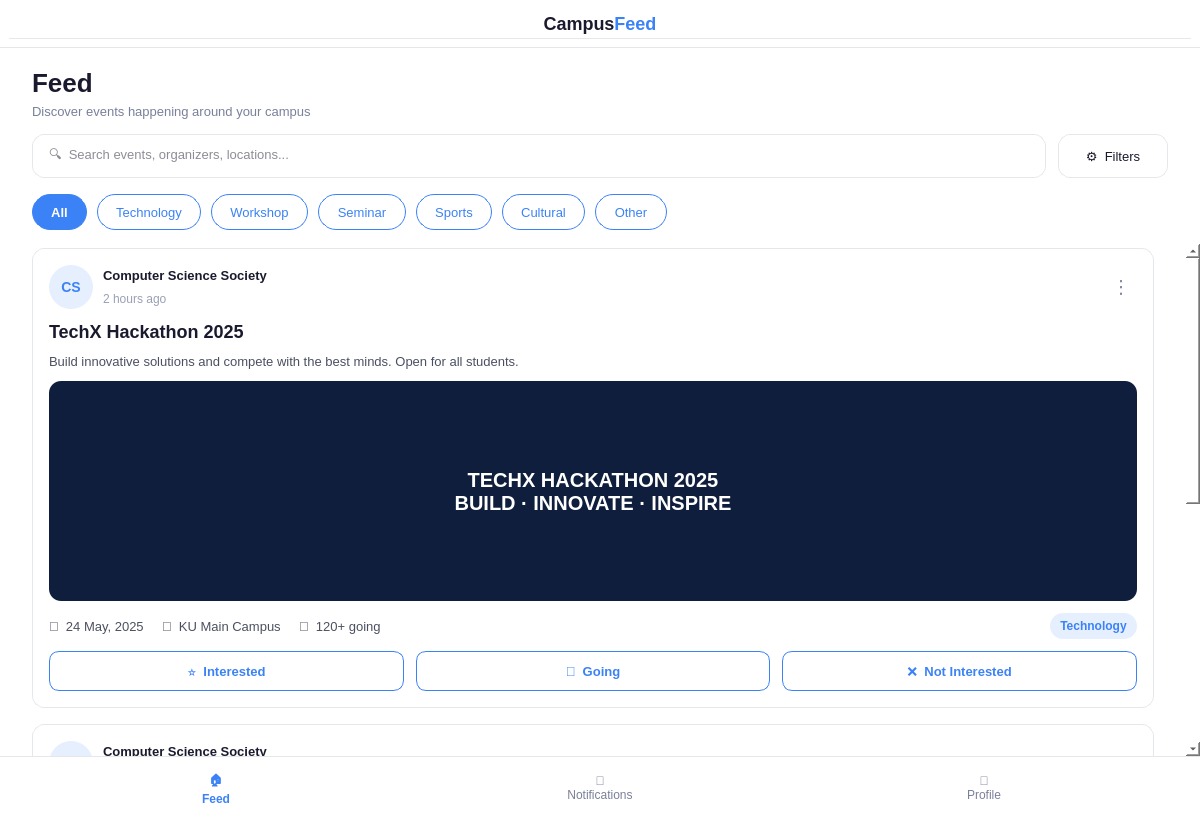
First picture: the form in Client/CampusFeedClient/DashboardPage.ui, repository RiddhamAcharya/CampusFeed, before the edit.
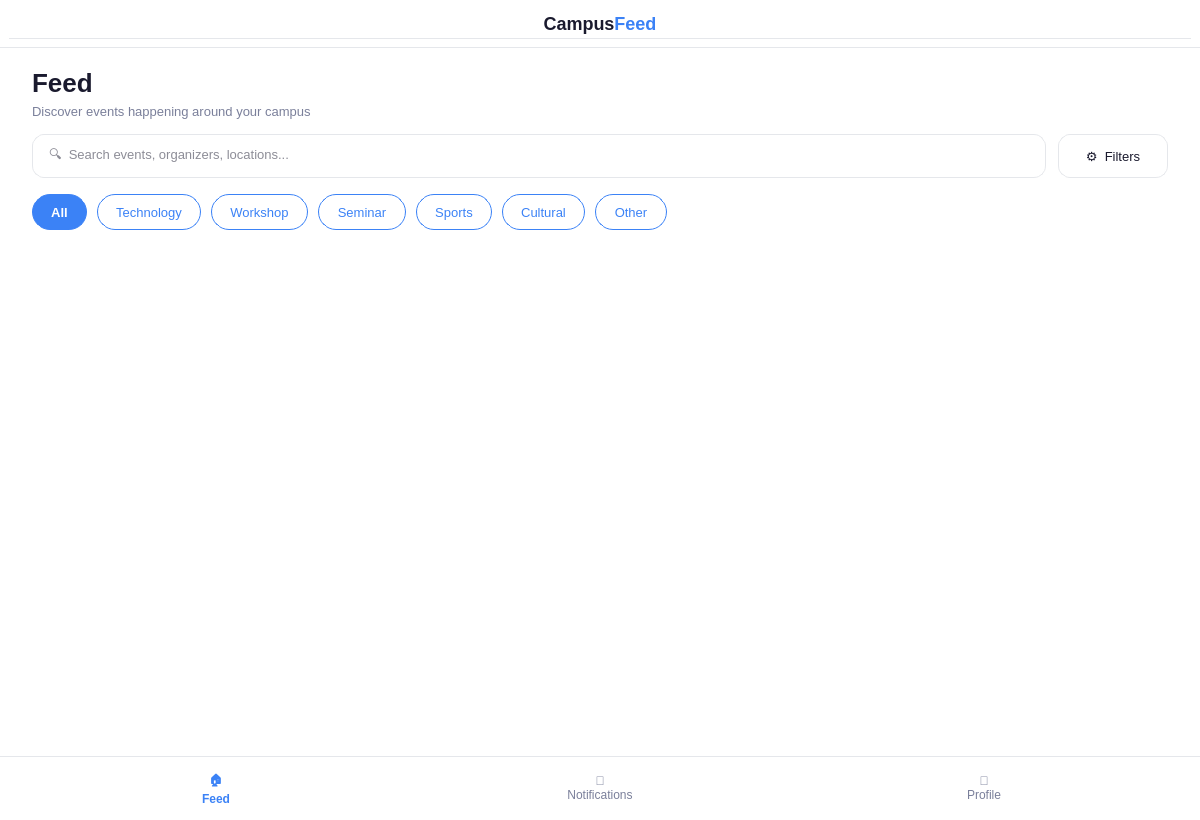
Second picture: the form after the edit.

Commit message: Updated Feed to show Newest first

Patch:
```diff
--- a/Client/CampusFeedClient/DashboardPage.ui
+++ b/Client/CampusFeedClient/DashboardPage.ui
@@ -434,656 +434,6 @@
        <property name="bottomMargin">
         <number>24</number>
        </property>
-       <item>
-        <widget class="QFrame" name="cardTechXHackathon">
-         <property name="styleSheet">
-          <string notr="true">QFrame#cardTechXHackathon { background-color: #FFFFFF; border: 1px solid #E5E7EB; border-radius: 12px; }</string>
-         </property>
-         <layout class="QVBoxLayout" name="cardTechXHackathonLayout">
-          <property name="spacing">
-           <number>12</number>
-          </property>
-          <property name="leftMargin">
-           <number>16</number>
-          </property>
-          <property name="topMargin">
-           <number>16</number>
-          </property>
-          <property name="rightMargin">
-           <number>16</number>
-          </property>
-          <property name="bottomMargin">
-           <number>16</number>
-          </property>
-          <item>
-           <layout class="QHBoxLayout" name="topRowTechX">
-            <property name="spacing">
-             <number>10</number>
-            </property>
-            <item>
-             <widget class="QLabel" name="avatarTechX">
-              <property name="minimumSize">
-               <size>
-                <width>44</width>
-                <height>44</height>
-               </size>
-              </property>
-              <property name="maximumSize">
-               <size>
-                <width>44</width>
-                <height>44</height>
-               </size>
-              </property>
-              <property name="styleSheet">
-               <string notr="true">background-color: #E6EFFE; color: #3B82F6; border-radius: 22px; font-size: 14px; font-weight: 700;</string>
-              </property>
-              <property name="text">
-               <string>CS</string>
-              </property>
-              <property name="alignment">
-               <set>Qt::AlignmentFlag::AlignCenter</set>
-              </property>
-             </widget>
-            </item>
-            <item>
-             <layout class="QVBoxLayout" name="organizerColTechX">
-              <property name="spacing">
-               <number>2</number>
-              </property>
-              <item>
-               <widget class="QLabel" name="organizerNameTechX">
-                <property name="styleSheet">
-                 <string notr="true">font-size: 13px; font-weight: 600; color: #1A1A2E;</string>
-                </property>
-                <property name="text">
-                 <string>Computer Science Society</string>
-                </property>
-               </widget>
-              </item>
-              <item>
-               <widget class="QLabel" name="organizerTimeTechX">
-                <property name="styleSheet">
-                 <string notr="true">font-size: 12px; color: #9AA0B4;</string>
-                </property>
-                <property name="text">
-                 <string>2 hours ago</string>
-                </property>
-               </widget>
-              </item>
-             </layout>
-            </item>
-            <item>
-             <spacer name="topRowSpacerTechX">
-              <property name="orientation">
-               <enum>Qt::Orientation::Horizontal</enum>
-              </property>
-              <property name="sizeHint" stdset="0">
-               <size>
-                <width>40</width>
-                <height>20</height>
-               </size>
-              </property>
-             </spacer>
-            </item>
-            <item>
-             <widget class="QPushButton" name="menuButtonTechX">
-              <property name="minimumSize">
-               <size>
-                <width>32</width>
-                <height>32</height>
-               </size>
-              </property>
-              <property name="maximumSize">
-               <size>
-                <width>32</width>
-                <height>32</height>
-               </size>
-              </property>
-              <property name="cursor">
-               <cursorShape>PointingHandCursor</cursorShape>
-              </property>
-              <property name="styleSheet">
-               <string notr="true">QPushButton { background: transparent; border: none; font-size: 18px; color: #7A7F9A; }
-QPushButton:hover { color: #1A1A2E; }</string>
-              </property>
-              <property name="text">
-               <string>⋮</string>
-              </property>
-              <property name="flat">
-               <bool>true</bool>
-              </property>
-             </widget>
-            </item>
-           </layout>
-          </item>
-          <item>
-           <widget class="QLabel" name="titleTechX">
-            <property name="styleSheet">
-             <string notr="true">font-size: 18px; font-weight: 700; color: #1A1A2E;</string>
-            </property>
-            <property name="text">
-             <string>TechX Hackathon 2025</string>
-            </property>
-           </widget>
-          </item>
-          <item>
-           <widget class="QLabel" name="descTechX">
-            <property name="maximumSize">
-             <size>
-              <width>16777215</width>
-              <height>40</height>
-             </size>
-            </property>
-            <property name="styleSheet">
-             <string notr="true">font-size: 13px; color: #4B5060;</string>
-            </property>
-            <property name="text">
-             <string>Build innovative solutions and compete with the best minds. Open for all students.</string>
-            </property>
-            <property name="wordWrap">
-             <bool>true</bool>
-            </property>
-           </widget>
-          </item>
-          <item>
-           <widget class="QLabel" name="bannerTechX">
-            <property name="minimumSize">
-             <size>
-              <width>0</width>
-              <height>220</height>
-             </size>
-            </property>
-            <property name="maximumSize">
-             <size>
-              <width>16777215</width>
-              <height>220</height>
-             </size>
-            </property>
-            <property name="styleSheet">
-             <string notr="true">background-color: #0F1E3D; color: #FFFFFF; border-radius: 12px; font-size: 20px; font-weight: 700;</string>
-            </property>
-            <property name="text">
-             <string>TECHX HACKATHON 2025
-BUILD · INNOVATE · INSPIRE</string>
-            </property>
-            <property name="alignment">
-             <set>Qt::AlignmentFlag::AlignCenter</set>
-            </property>
-           </widget>
-          </item>
-          <item>
-           <layout class="QHBoxLayout" name="detailsRowTechX">
-            <property name="spacing">
-             <number>18</number>
-            </property>
-            <item>
-             <widget class="QLabel" name="dateTechX">
-              <property name="styleSheet">
-               <string notr="true">font-size: 13px; color: #4B5060;</string>
-              </property>
-              <property name="text">
-               <string>📅  24 May, 2025</string>
-              </property>
-             </widget>
-            </item>
-            <item>
-             <widget class="QLabel" name="locationTechX">
-              <property name="styleSheet">
-               <string notr="true">font-size: 13px; color: #4B5060;</string>
-              </property>
-              <property name="text">
-               <string>📍  KU Main Campus</string>
-              </property>
-             </widget>
-            </item>
-            <item>
-             <widget class="QLabel" name="attendeesTechX">
-              <property name="styleSheet">
-               <string notr="true">font-size: 13px; color: #4B5060;</string>
-              </property>
-              <property name="text">
-               <string>👥  120+ going</string>
-              </property>
-             </widget>
-            </item>
-            <item>
-             <spacer name="detailsSpacerTechX">
-              <property name="orientation">
-               <enum>Qt::Orientation::Horizontal</enum>
-              </property>
-              <property name="sizeHint" stdset="0">
-               <size>
-                <width>40</width>
-                <height>20</height>
-               </size>
-              </property>
-             </spacer>
-            </item>
-            <item>
-             <widget class="QLabel" name="badgeTechX">
-              <property name="minimumSize">
-               <size>
-                <width>0</width>
-                <height>26</height>
-               </size>
-              </property>
-              <property name="styleSheet">
-               <string notr="true">background-color: #E6EFFE; color: #3B82F6; border-radius: 13px; font-size: 12px; font-weight: 600; padding-left: 10px; padding-right: 10px;</string>
-              </property>
-              <property name="text">
-               <string>Technology</string>
-              </property>
-              <property name="alignment">
-               <set>Qt::AlignmentFlag::AlignCenter</set>
-              </property>
-             </widget>
-            </item>
-           </layout>
-          </item>
-          <item>
-           <layout class="QHBoxLayout" name="actionsRowTechX">
-            <property name="spacing">
-             <number>12</number>
-            </property>
-            <item>
-             <widget class="QPushButton" name="btnInterestedTechX">
-              <property name="minimumSize">
-               <size>
-                <width>0</width>
-                <height>40</height>
-               </size>
-              </property>
-              <property name="cursor">
-               <cursorShape>PointingHandCursor</cursorShape>
-              </property>
-              <property name="styleSheet">
-               <string notr="true">QPushButton { background-color: #FFFFFF; color: #3B82F6; border: 1px solid #3B82F6; border-radius: 10px; font-size: 13px; font-weight: 600; }
-QPushButton:hover { background-color: #EAF2FE; }</string>
-              </property>
-              <property name="text">
-               <string>⭐  Interested</string>
-              </property>
-              <property name="checkable">
-               <bool>true</bool>
-              </property>
-             </widget>
-            </item>
-            <item>
-             <widget class="QPushButton" name="btnGoingTechX">
-              <property name="minimumSize">
-               <size>
-                <width>0</width>
-                <height>40</height>
-               </size>
-              </property>
-              <property name="cursor">
-               <cursorShape>PointingHandCursor</cursorShape>
-              </property>
-              <property name="styleSheet">
-               <string notr="true">QPushButton { background-color: #FFFFFF; color: #3B82F6; border: 1px solid #3B82F6; border-radius: 10px; font-size: 13px; font-weight: 600; }
-QPushButton:hover { background-color: #EAF2FE; }</string>
-              </property>
-              <property name="text">
-               <string>📅  Going</string>
-              </property>
-              <property name="checkable">
-               <bool>true</bool>
-              </property>
-             </widget>
-            </item>
-            <item>
-             <widget class="QPushButton" name="btnNotInterestedTechX">
-              <property name="minimumSize">
-               <size>
-                <width>0</width>
-                <height>40</height>
-               </size>
-              </property>
-              <property name="cursor">
-               <cursorShape>PointingHandCursor</cursorShape>
-              </property>
-              <property name="styleSheet">
-               <string notr="true">QPushButton { background-color: #FFFFFF; color: #3B82F6; border: 1px solid #3B82F6; border-radius: 10px; font-size: 13px; font-weight: 600; }
-QPushButton:hover { background-color: #EAF2FE; }</string>
-              </property>
-              <property name="text">
-               <string>❌  Not Interested</string>
-              </property>
-              <property name="checkable">
-               <bool>true</bool>
-              </property>
-             </widget>
-            </item>
-           </layout>
-          </item>
-         </layout>
-        </widget>
-       </item>
-       <item>
-        <widget class="QFrame" name="cardModernCpp">
-         <property name="styleSheet">
-          <string notr="true">QFrame#cardModernCpp { background-color: #FFFFFF; border: 1px solid #E5E7EB; border-radius: 12px; }</string>
-         </property>
-         <layout class="QVBoxLayout" name="cardModernCppLayout">
-          <property name="spacing">
-           <number>12</number>
-          </property>
-          <property name="leftMargin">
-           <number>16</number>
-          </property>
-          <property name="topMargin">
-           <number>16</number>
-          </property>
-          <property name="rightMargin">
-           <number>16</number>
-          </property>
-          <property name="bottomMargin">
-           <number>16</number>
-          </property>
-          <item>
-           <layout class="QHBoxLayout" name="topRowCpp">
-            <property name="spacing">
-             <number>10</number>
-            </property>
-            <item>
-             <widget class="QLabel" name="avatarCpp">
-              <property name="minimumSize">
-               <size>
-                <width>44</width>
-                <height>44</height>
-               </size>
-              </property>
-              <property name="maximumSize">
-               <size>
-                <width>44</width>
-                <height>44</height>
-               </size>
-              </property>
-              <property name="styleSheet">
-               <string notr="true">background-color: #E6EFFE; color: #3B82F6; border-radius: 22px; font-size: 14px; font-weight: 700;</string>
-              </property>
-              <property name="text">
-               <string>CS</string>
-              </property>
-              <property name="alignment">
-               <set>Qt::AlignmentFlag::AlignCenter</set>
-              </property>
-             </widget>
-            </item>
-            <item>
-             <layout class="QVBoxLayout" name="organizerColCpp">
-              <property name="spacing">
-               <number>2</number>
-              </property>
-              <item>
-               <widget class="QLabel" name="organizerNameCpp">
-                <property name="styleSheet">
-                 <string notr="true">font-size: 13px; font-weight: 600; color: #1A1A2E;</string>
-                </property>
-                <property name="text">
-                 <string>Computer Science Society</string>
-                </property>
-               </widget>
-              </item>
-              <item>
-               <widget class="QLabel" name="organizerTimeCpp">
-                <property name="styleSheet">
-                 <string notr="true">font-size: 12px; color: #9AA0B4;</string>
-                </property>
-                <property name="text">
-                 <string>5 hours ago</string>
-                </property>
-               </widget>
-              </item>
-             </layout>
-            </item>
-            <item>
-             <spacer name="topRowSpacerCpp">
-              <property name="orientation">
-               <enum>Qt::Orientation::Horizontal</enum>
-              </property>
-              <property name="sizeHint" stdset="0">
-               <size>
-                <width>40</width>
-                <height>20</height>
-               </size>
-              </property>
-             </spacer>
-            </item>
-            <item>
-             <widget class="QPushButton" name="menuButtonCpp">
-              <property name="minimumSize">
-               <size>
-                <width>32</width>
-                <height>32</height>
-               </size>
-              </property>
-              <property name="maximumSize">
-               <size>
-                <width>32</width>
-                <height>32</height>
-               </size>
-              </property>
-              <property name="cursor">
-               <cursorShape>PointingHandCursor</cursorShape>
-              </property>
-              <property name="styleSheet">
-               <string notr="true">QPushButton { background: transparent; border: none; font-size: 18px; color: #7A7F9A; }
-QPushButton:hover { color: #1A1A2E; }</string>
-              </property>
-              <property name="text">
-               <string>⋮</string>
-              </property>
-              <property name="flat">
-               <bool>true</bool>
-              </property>
-             </widget>
-            </item>
-           </layout>
-          </item>
-          <item>
-           <widget class="QLabel" name="titleCpp">
-            <property name="styleSheet">
-             <string notr="true">font-size: 18px; font-weight: 700; color: #1A1A2E;</string>
-            </property>
-            <property name="text">
-             <string>Workshop on Modern C++</string>
-            </property>
-           </widget>
-          </item>
-          <item>
-           <widget class="QLabel" name="descCpp">
-            <property name="maximumSize">
-             <size>
-              <width>16777215</width>
-              <height>40</height>
-             </size>
-            </property>
-            <property name="styleSheet">
-             <string notr="true">font-size: 13px; color: #4B5060;</string>
-            </property>
-            <property name="text">
-             <string>Join us for a hands-on workshop covering modern C++, Qt development and real-world desktop application development.</string>
-            </property>
-            <property name="wordWrap">
-             <bool>true</bool>
-            </property>
-           </widget>
-          </item>
-          <item>
-           <widget class="QLabel" name="bannerCpp">
-            <property name="minimumSize">
-             <size>
-              <width>0</width>
-              <height>220</height>
-             </size>
-            </property>
-            <property name="maximumSize">
-             <size>
-              <width>16777215</width>
-              <height>220</height>
-             </size>
-            </property>
-            <property name="styleSheet">
-             <string notr="true">background-color: #E6EFFE; color: #1A1A2E; border-radius: 12px; font-size: 20px; font-weight: 700;</string>
-            </property>
-            <property name="text">
-             <string>MODERN C++ WORKSHOP</string>
-            </property>
-            <property name="alignment">
-             <set>Qt::AlignmentFlag::AlignCenter</set>
-            </property>
-           </widget>
-          </item>
-          <item>
-           <layout class="QHBoxLayout" name="detailsRowCpp">
-            <property name="spacing">
-             <number>18</number>
-            </property>
-            <item>
-             <widget class="QLabel" name="dateCpp">
-              <property name="styleSheet">
-               <string notr="true">font-size: 13px; color: #4B5060;</string>
-              </property>
-              <property name="text">
-               <string>📅  28 July 2026</string>
-              </property>
-             </widget>
-            </item>
-            <item>
-             <widget class="QLabel" name="timeCpp">
-              <property name="styleSheet">
-               <string notr="true">font-size: 13px; color: #4B5060;</string>
-              </property>
-              <property name="text">
-               <string>🕒  11:00 AM</string>
-              </property>
-             </widget>
-            </item>
-            <item>
-             <widget class="QLabel" name="locationCpp">
-              <property name="styleSheet">
-               <string notr="true">font-size: 13px; color: #4B5060;</string>
-              </property>
-              <property name="text">
-               <string>📍  KU Computer Lab</string>
-              </property>
-             </widget>
-            </item>
-            <item>
-             <spacer name="detailsSpacerCpp">
-              <property name="orientation">
-               <enum>Qt::Orientation::Horizontal</enum>
-              </property>
-              <property name="sizeHint" stdset="0">
-               <size>
-                <width>40</width>
-                <height>20</height>
-               </size>
-              </property>
-             </spacer>
-            </item>
-            <item>
-             <widget class="QLabel" name="badgeCpp">
-              <property name="minimumSize">
-               <size>
-                <width>0</width>
-                <height>26</height>
-               </size>
-              </property>
-              <property name="styleSheet">
-               <string notr="true">background-color: #E6EFFE; color: #3B82F6; border-radius: 13px; font-size: 12px; font-weight: 600; padding-left: 10px; padding-right: 10px;</string>
-              </property>
-              <property name="text">
-               <string>Workshop</string>
-              </property>
-              <property name="alignment">
-               <set>Qt::AlignmentFlag::AlignCenter</set>
-              </property>
-             </widget>
-            </item>
-           </layout>
-          </item>
-          <item>
-           <layout class="QHBoxLayout" name="actionsRowCpp">
-            <property name="spacing">
-             <number>12</number>
-            </property>
-            <item>
-             <widget class="QPushButton" name="btnInterestedCpp">
-              <property name="minimumSize">
-               <size>
-                <width>0</width>
-                <height>40</height>
-               </size>
-              </property>
-              <property name="cursor">
-               <cursorShape>PointingHandCursor</cursorShape>
-              </property>
-              <property name="styleSheet">
-               <string notr="true">QPushButton { background-color: #FFFFFF; color: #3B82F6; border: 1px solid #3B82F6; border-radius: 10px; font-size: 13px; font-weight: 600; }
-QPushButton:hover { background-color: #EAF2FE; }
-QPushButton:checked { background-color: #3B82F6; color: #FFFFFF; }</string>
-              </property>
-              <property name="text">
-               <string>⭐  Interested</string>
-              </property>
-              <property name="checkable">
-               <bool>true</bool>
-              </property>
-             </widget>
-            </item>
-            <item>
-             <widget class="QPushButton" name="btnGoingCpp">
-              <property name="minimumSize">
-               <size>
-                <width>0</width>
-                <height>40</height>
-               </size>
-              </property>
-              <property name="cursor">
-               <cursorShape>PointingHandCursor</cursorShape>
-              </property>
-              <property name="styleSheet">
-               <string notr="true">QPushButton { background-color: #FFFFFF; color: #3B82F6; border: 1px solid #3B82F6; border-radius: 10px; font-size: 13px; font-weight: 600; }
-QPushButton:hover { background-color: #EAF2FE; }</string>
-              </property>
-              <property name="text">
-               <string>📅  Going</string>
-              </property>
-              <property name="checkable">
-               <bool>true</bool>
-              </property>
-             </widget>
-            </item>
-            <item>
-             <widget class="QPushButton" name="btnNotInterestedCpp">
-              <property name="minimumSize">
-               <size>
-                <width>0</width>
-                <height>40</height>
-               </size>
-              </property>
-              <property name="cursor">
-               <cursorShape>PointingHandCursor</cursorShape>
-              </property>
-              <property name="styleSheet">
-               <string notr="true">QPushButton { background-color: #FFFFFF; color: #3B82F6; border: 1px solid #3B82F6; border-radius: 10px; font-size: 13px; font-weight: 600; }
-QPushButton:hover { background-color: #EAF2FE; }</string>
-              </property>
-              <property name="text">
-               <string>❌  Not Interested</string>
-              </property>
-              <property name="checkable">
-               <bool>true</bool>
-              </property>
-             </widget>
-            </item>
-           </layout>
-          </item>
-         </layout>
-        </widget>
-       </item>
        <item>
         <spacer name="feedBottomSpacer">
          <property name="orientation">
```
Left out of the diff: 4 changed lines with no effect on the pictures. The commit also changes 2 other files.
